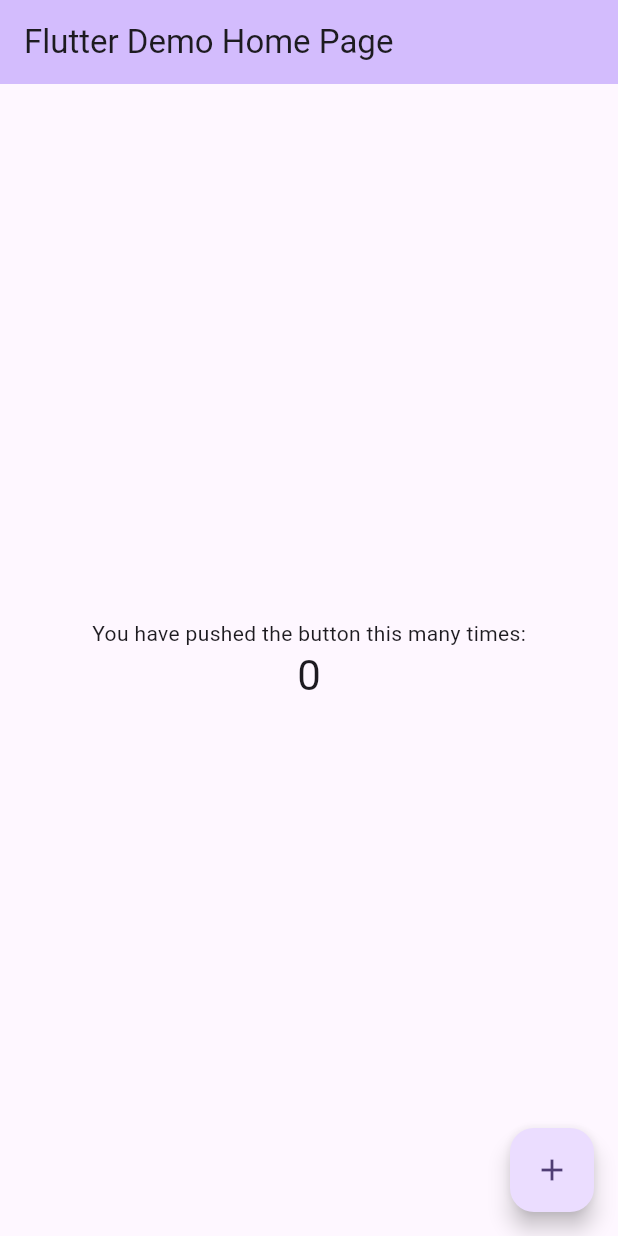
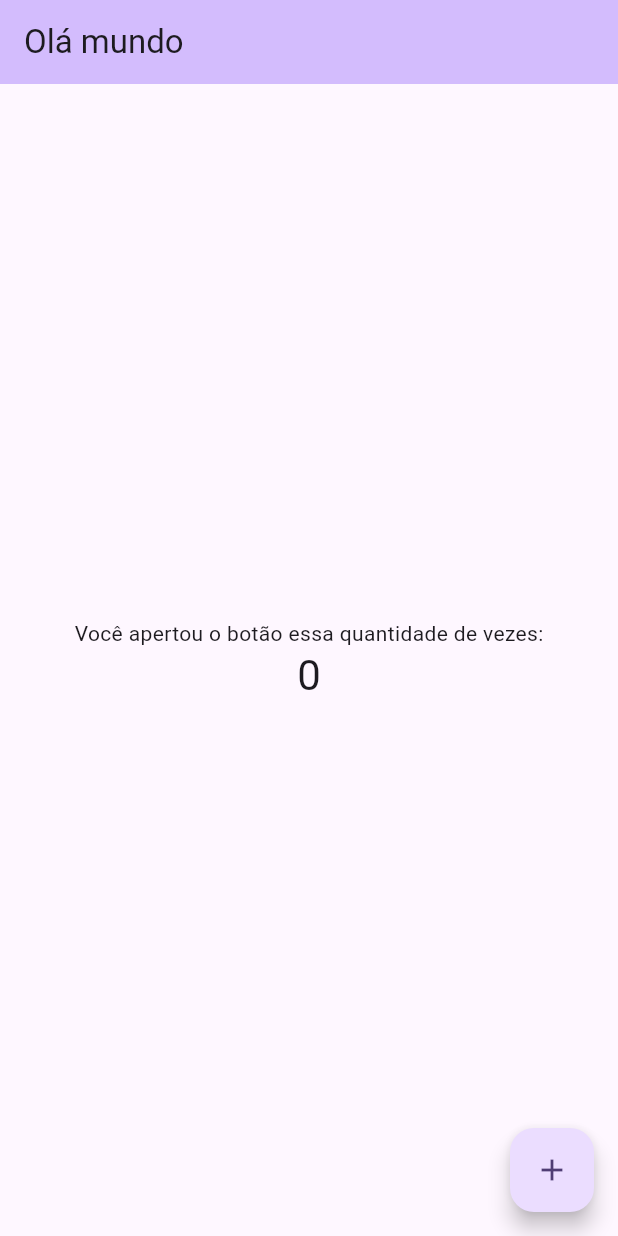
Before and after one commit to AdryanneKelly/internationalization_flutter_example, a Flutter app: the screen it shows after launch, on a phone screen of 412 x 824 dp. Run offline on Flutter 3.47's test engine with Material 3 defaults, Android fonts, the phone set to English and light mode, and no system bars; generated files the repository leaves out were written again.

Commit message:
feat: adding double languages on project

```diff
--- a/lib/app/app_widget.dart
+++ b/lib/app/app_widget.dart
@@ -1,4 +1,6 @@
 import 'package:flutter/material.dart';
+import 'package:flutter_gen/gen_l10n/app_localizations.dart';
+import 'package:flutter_localizations/flutter_localizations.dart';
 import 'package:internationalization_flutter_example/app/my_home_page.dart';
 
 class AppWidget extends StatelessWidget {
@@ -12,6 +14,17 @@ class AppWidget extends StatelessWidget {
         colorScheme: ColorScheme.fromSeed(seedColor: Colors.deepPurple),
         useMaterial3: true,
       ),
+      localizationsDelegates: const [
+        AppLocalizations.delegate,
+        GlobalMaterialLocalizations.delegate,
+        GlobalWidgetsLocalizations.delegate,
+        GlobalCupertinoLocalizations.delegate,
+      ],
+      supportedLocales: const [
+        Locale('en'),
+        Locale('pt'),
+      ],
+      locale: const Locale('pt'),
       home: const MyHomePage(title: 'Flutter Demo Home Page'),
     );
   }
--- a/lib/app/my_home_page.dart
+++ b/lib/app/my_home_page.dart
@@ -1,4 +1,5 @@
 import 'package:flutter/material.dart';
+import 'package:flutter_gen/gen_l10n/app_localizations.dart';
 
 class MyHomePage extends StatefulWidget {
   const MyHomePage({super.key, required this.title});
@@ -20,17 +21,18 @@ class _MyHomePageState extends State<MyHomePage> {
 
   @override
   Widget build(BuildContext context) {
+    final localization = AppLocalizations.of(context)!;
     return Scaffold(
       appBar: AppBar(
         backgroundColor: Theme.of(context).colorScheme.inversePrimary,
-        title: Text(widget.title),
+        title: Text(localization.helloWorld),
       ),
       body: Center(
         child: Column(
           mainAxisAlignment: MainAxisAlignment.center,
           children: <Widget>[
-            const Text(
-              'You have pushed the button this many times:',
+            Text(
+              localization.counterMsg,
             ),
             Text(
               '$_counter',
--- /dev/null
+++ b/lib/l10n/app_pt.arb
@@ -0,0 +1,4 @@
+{
+    "helloWorld": "Olá mundo",
+    "counterMsg": "Você apertou o botão essa quantidade de vezes:"
+}
```
Also changed, not shown: lib/l10n/app_en.arb (added, +10 -0 lines), pubspec.yaml (+5 -4 lines), pubspec.lock, 5 other files.
